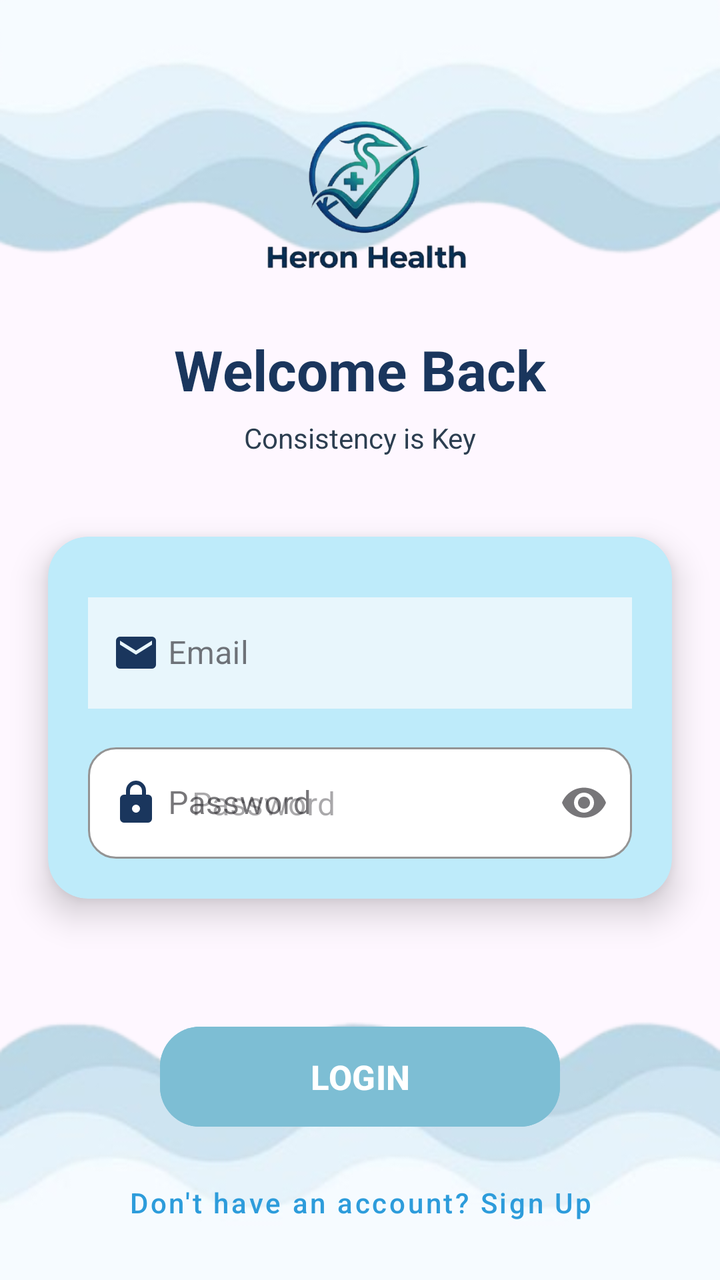
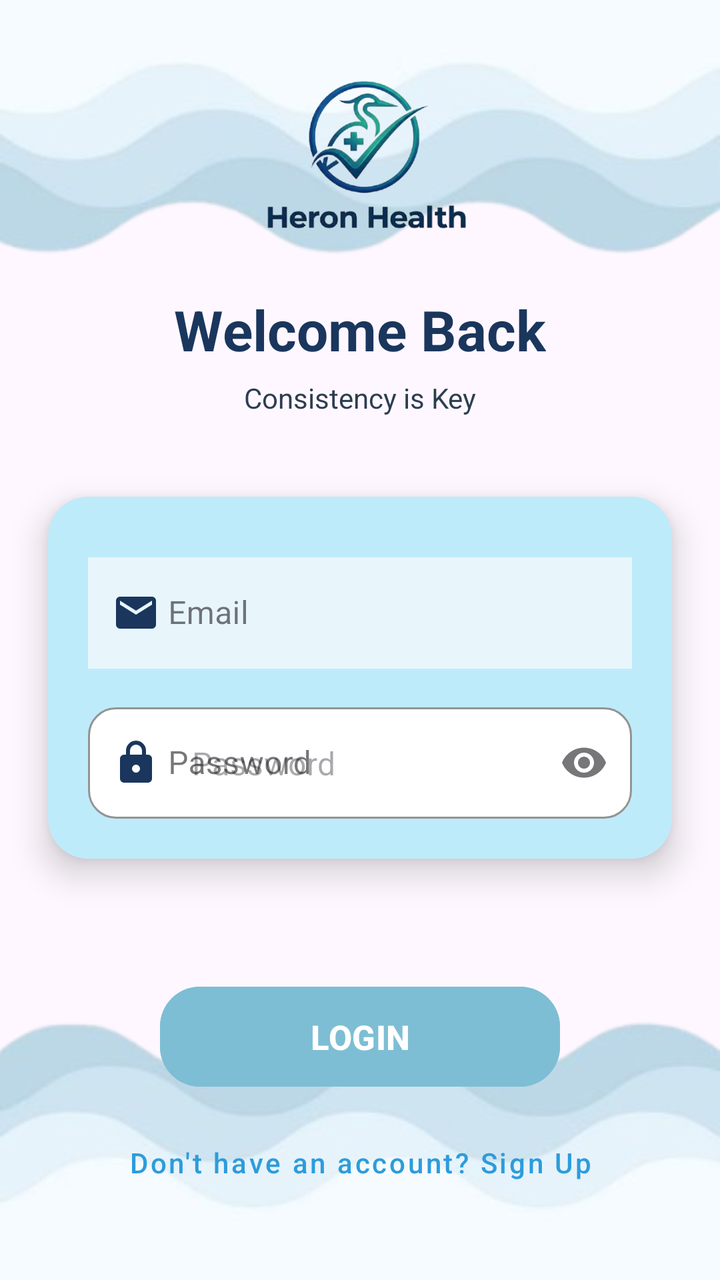

An Android layout rendered at two revisions. The XML below is the earlier revision; the diff shows what the commit changed to produce the second picture.
<!-- AndroidManifest.xml: application theme Theme.HeronHealth -->
<!-- res/layout/activity_login.xml -->
<?xml version="1.0" encoding="utf-8"?>
<androidx.constraintlayout.widget.ConstraintLayout
    xmlns:android="http://schemas.android.com/apk/res/android"
    xmlns:app="http://schemas.android.com/apk/res-auto"
    xmlns:tools="http://schemas.android.com/tools"
    android:id="@+id/main"
    android:layout_width="match_parent"
    android:layout_height="match_parent"
    android:background="@drawable/bg4"
    tools:context=".LoginActivity">

    <ImageView
        android:id="@+id/imgLogo"
        android:layout_width="110dp"
        android:layout_height="110dp"
        android:layout_marginTop="40dp"
        android:src="@drawable/logo"
        android:contentDescription="Logo"
        android:scaleType="centerCrop"
        app:layout_constraintTop_toTopOf="parent"
        app:layout_constraintStart_toStartOf="parent"
        app:layout_constraintEnd_toEndOf="parent"/>

    <TextView
        android:id="@+id/tvLogin"
        android:layout_width="wrap_content"
        android:layout_height="wrap_content"
        android:text="Welcome Back"
        android:textSize="28sp"
        android:textStyle="bold"
        android:textColor="#1A365D"
        android:layout_marginTop="16dp"
        app:layout_constraintTop_toBottomOf="@id/imgLogo"
        app:layout_constraintStart_toStartOf="parent"
        app:layout_constraintEnd_toEndOf="parent"/>

    <TextView
        android:id="@+id/tvSubtitle"
        android:layout_width="wrap_content"
        android:layout_height="wrap_content"
        android:text="Consistency is Key"
        android:textSize="14sp"
        android:textColor="#2C3E50"
        android:layout_marginTop="6dp"
        app:layout_constraintTop_toBottomOf="@id/tvLogin"
        app:layout_constraintStart_toStartOf="parent"
        app:layout_constraintEnd_toEndOf="parent"/>

    <androidx.cardview.widget.CardView
        android:id="@+id/cardLogin"
        android:layout_width="0dp"
        android:layout_height="wrap_content"
        android:layout_marginStart="24dp"
        android:layout_marginEnd="24dp"
        android:layout_marginTop="40dp"
        app:cardCornerRadius="20dp"
        app:cardElevation="10dp"
        app:cardBackgroundColor="#beebfa"
        app:layout_constraintTop_toBottomOf="@id/tvSubtitle"
        app:layout_constraintStart_toStartOf="parent"
        app:layout_constraintEnd_toEndOf="parent">

        <LinearLayout
            android:layout_width="match_parent"
            android:layout_height="wrap_content"
            android:orientation="vertical"
            android:padding="20dp">

            <com.google.android.material.textfield.TextInputLayout
                style="@style/Widget.MaterialComponents.TextInputLayout.OutlinedBox"
                android:layout_width="match_parent"
                android:layout_height="wrap_content"
                android:layout_marginTop="5dp"
                android:hint="Email"
                app:boxBackgroundColor="#FFFFFF"
                app:boxCornerRadiusBottomEnd="14dp"
                app:boxCornerRadiusBottomStart="14dp"
                app:boxCornerRadiusTopEnd="14dp"
                app:boxCornerRadiusTopStart="14dp"
                app:boxStrokeColor="#2D9CDB"
                app:startIconDrawable="@drawable/ic_email"
                app:startIconTint="#1A365D">

                <com.google.android.material.textfield.TextInputEditText
                    android:id="@+id/etEmail"
                    android:layout_width="match_parent"
                    android:layout_height="wrap_content"
                    android:inputType="textEmailAddress"
                    android:textColor="#2C3E50"
                    android:paddingStart="40dp"
                    android:background="#e8f6fc"/>
            </com.google.android.material.textfield.TextInputLayout>

            <com.google.android.material.textfield.TextInputLayout
                style="@style/Widget.MaterialComponents.TextInputLayout.OutlinedBox"
                android:layout_width="match_parent"
                android:layout_height="wrap_content"
                android:layout_marginTop="14dp"
                android:hint="Password"
                app:endIconMode="password_toggle"
                app:boxBackgroundColor="#FFFFFF"
                app:boxCornerRadiusTopStart="14dp"
                app:boxCornerRadiusTopEnd="14dp"
                app:boxCornerRadiusBottomStart="14dp"
                app:boxCornerRadiusBottomEnd="14dp"
                app:boxStrokeColor="#2D9CDB"
                app:startIconDrawable="@drawable/ic_lock"
                app:startIconTint="#1A365D">

                <com.google.android.material.textfield.TextInputEditText
                    android:id="@+id/etPassword"
                    android:layout_width="match_parent"
                    android:layout_height="wrap_content"
                    android:hint="Password"
                    android:textColor="#2C3E50"
                    android:inputType="textPassword"
                    android:paddingStart="40dp"/>
            </com.google.android.material.textfield.TextInputLayout>

        </LinearLayout>

    </androidx.cardview.widget.CardView>

    <Button
        android:id="@+id/btnLogin"
        android:layout_width="0dp"
        android:layout_height="58dp"
        android:layout_marginStart="80dp"
        android:layout_marginEnd="80dp"
        android:layout_marginTop="60dp"
        android:text="LOGIN"
        android:textColor="#FFFFFF"
        android:textStyle="bold"
        android:textSize="17sp"
        android:backgroundTint="#7dbed4"
        app:cornerRadius="20dp"
        app:layout_constraintTop_toBottomOf="@id/cardLogin"
        app:layout_constraintStart_toStartOf="parent"
        app:layout_constraintEnd_toEndOf="parent"/>

    <Button
        android:id="@+id/btnSignUp"
        style="@style/Widget.MaterialComponents.Button.TextButton"
        android:layout_width="wrap_content"
        android:layout_height="wrap_content"
        android:text="Don't have an account? Sign Up"
        android:textAllCaps="false"
        android:textColor="#2D9CDB"
        android:layout_marginTop="10dp"
        app:layout_constraintTop_toBottomOf="@id/btnLogin"
        app:layout_constraintStart_toStartOf="parent"
        app:layout_constraintEnd_toEndOf="parent"/>

</androidx.constraintlayout.widget.ConstraintLayout>
<!-- resources referenced by this layout -->
<resources>
  <!-- drawable bg4: png bitmap (drawable, 73502 bytes) -->
  <!-- drawable ic_email (drawable) -->
  <vector xmlns:android="http://schemas.android.com/apk/res/android"
      android:width="24dp"
      android:height="24dp"
      android:viewportWidth="24"
      android:viewportHeight="24">
  
      <path
          android:fillColor="#1A365D"
          android:pathData="M20,4H4A2,2 0,0 0,2 6V18A2,2 0,0 0,4 20H20A2,2 0,0 0,22 18V6A2,2 0,0 0,20 4M20,8L12,13L4,8V6L12,11L20,6V8Z"/>
  </vector>
  <!-- drawable ic_lock (drawable) -->
  <vector xmlns:android="http://schemas.android.com/apk/res/android"
      android:width="24dp"
      android:height="24dp"
      android:viewportWidth="24"
      android:viewportHeight="24">
  
      <path
          android:fillColor="#1A365D"
          android:pathData="M12,17A2,2 0,0 1,10 15A2,2 0,0 1,12 13A2,2 0,0 1,14 15A2,2 0,0 1,12 17M18,8H17V6A5,5 0,0 0,7 6V8H6A2,2 0,0 0,4 10V20A2,2 0,0 0,6 22H18A2,2 0,0 0,20 20V10A2,2 0,0 0,18 8M9,6A3,3 0,0 1,15 6V8H9V6Z"/>
  </vector>
  <!-- drawable logo: png bitmap (drawable, 84184 bytes) -->
  <style name="Theme.HeronHealth" parent="Base.Theme.HeronHealth" />
  <style name="Base.Theme.HeronHealth" parent="Theme.Material3.DayNight.NoActionBar">
          
          
      </style>
</resources>

<!-- the commit's change to res/layout/activity_login.xml (unified diff, before → after) -->
@@ -13,7 +13,7 @@
         android:id="@+id/imgLogo"
         android:layout_width="110dp"
         android:layout_height="110dp"
-        android:layout_marginTop="40dp"
+        android:layout_marginTop="20dp"
         android:src="@drawable/logo"
         android:contentDescription="Logo"
         android:scaleType="centerCrop"
